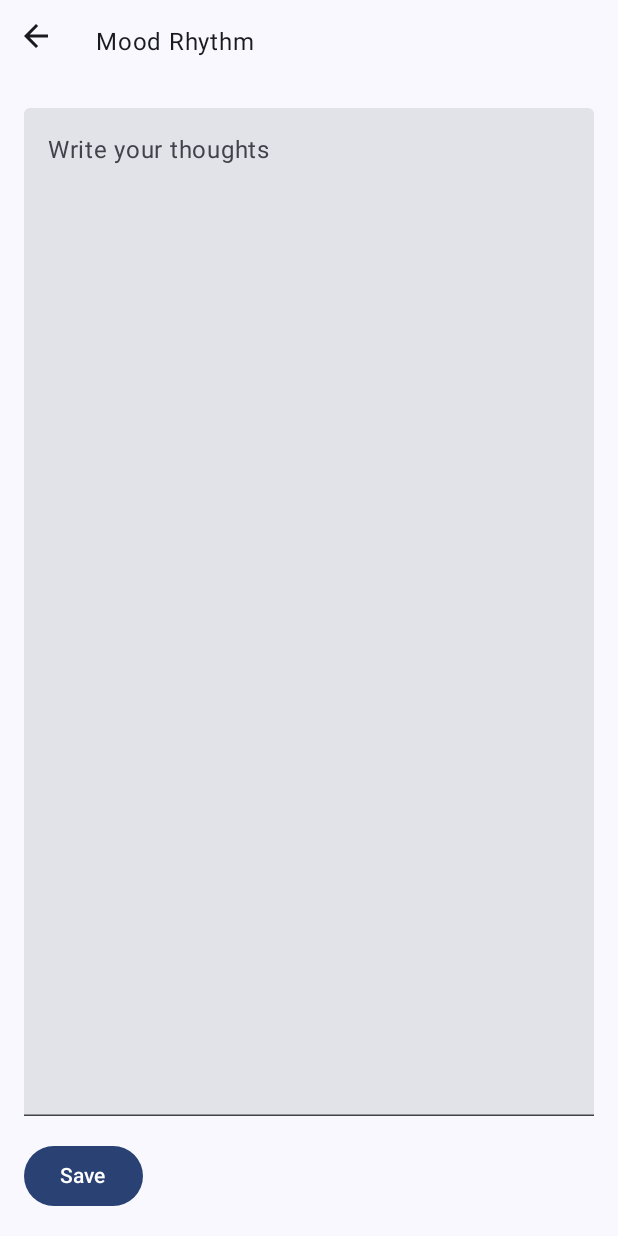
After one commit to pabloboo/MoodRhythm, an Android app built with Jetpack Compose: the JournalActivity screen opened directly, with no data from a screen before it, on a phone screen of 412 x 824 dp. The commit adds this screen. Run offline under Robolectric (Android 15) with nearby library versions, the phone set to English and light mode, and no system bars; our stand-ins replace Dagger/Hilt's generated code.

Commit message:
Journal screen

```diff
--- /dev/null
+++ b/app/src/main/java/com/moodrhythm/stats/JournalActivity.kt
@@ -0,0 +1,128 @@
+package com.moodrhythm.stats
+
+import android.app.Activity
+import android.content.Intent
+import android.os.Bundle
+import androidx.activity.ComponentActivity
+import androidx.activity.compose.setContent
+import androidx.activity.enableEdgeToEdge
+import androidx.compose.foundation.layout.Column
+import androidx.compose.foundation.layout.fillMaxSize
+import androidx.compose.foundation.layout.fillMaxWidth
+import androidx.compose.foundation.layout.imePadding
+import androidx.compose.foundation.layout.padding
+import androidx.compose.material3.Button
+import androidx.compose.material3.ButtonDefaults
+import androidx.compose.material3.MaterialTheme
+import androidx.compose.material3.Scaffold
+import androidx.compose.material3.SnackbarHost
+import androidx.compose.material3.SnackbarHostState
+import androidx.compose.material3.Text
+import androidx.compose.material3.TextField
+import androidx.compose.runtime.Composable
+import androidx.compose.runtime.LaunchedEffect
+import androidx.compose.runtime.getValue
+import androidx.compose.runtime.mutableStateOf
+import androidx.compose.runtime.remember
+import androidx.compose.runtime.rememberCoroutineScope
+import androidx.compose.runtime.setValue
+import androidx.compose.ui.Modifier
+import androidx.compose.ui.platform.LocalContext
+import androidx.compose.ui.tooling.preview.Preview
+import androidx.compose.ui.unit.dp
+import androidx.core.content.ContextCompat.getString
+import com.moodrhythm.R
+import com.moodrhythm.ui.theme.MoodRhythmTheme
+import com.moodrhythm.utils.CustomAppBar
+import com.moodrhythm.utils.MockSharedPreferences
+import com.moodrhythm.utils.SharedPrefsConstants.JOURNAL_TEXT
+import com.moodrhythm.utils.SharedPrefsHelper
+import com.moodrhythm.utils.SharedPrefsHelperImpl
+import dagger.hilt.android.AndroidEntryPoint
+import kotlinx.coroutines.launch
+import javax.inject.Inject
+
+@AndroidEntryPoint
+class JournalActivity : ComponentActivity() {
+
+    @Inject
+    lateinit var sharedPreferencesHelper: SharedPrefsHelper
+
+    override fun onCreate(savedInstanceState: Bundle?) {
+        super.onCreate(savedInstanceState)
+        enableEdgeToEdge()
+        setContent {
+            MoodRhythmTheme {
+                JournalScreen(this, sharedPreferencesHelper)
+            }
+        }
+    }
+}
+
+@Composable
+fun JournalScreen(activity: Activity, sharedPreferencesHelper: SharedPrefsHelper) {
+    Scaffold(modifier = Modifier.fillMaxSize()) { innerPadding ->
+        Column (Modifier.padding(innerPadding)) {
+            CustomAppBar(
+                onBackClick = {
+                    val intent = Intent(activity, StatsActivity::class.java)
+                    activity.startActivity(intent)
+                }
+            )
+            JournalContent(sharedPreferencesHelper)
+        }
+    }
+}
+
+@Composable
+fun JournalContent(sharedPreferencesHelper: SharedPrefsHelper) {
+    val context = LocalContext.current
+    val coroutineScope = rememberCoroutineScope()
+    var journalText by remember { mutableStateOf("") }
+    val snackbarHostState = remember { SnackbarHostState() }
+
+    LaunchedEffect(Unit) {
+        journalText = sharedPreferencesHelper.getSharedPreferencesValueString(JOURNAL_TEXT)
+    }
+
+    Column(modifier = Modifier
+        .imePadding()
+        .fillMaxSize()
+        .padding(16.dp)
+    ) {
+        TextField(
+            value = journalText,
+            onValueChange = { journalText = it },
+            modifier = Modifier.fillMaxWidth().weight(1f),
+            label = { Text(getString(context, R.string.write_your_thoughts)) }
+        )
+
+        Button(
+            onClick = {
+                sharedPreferencesHelper.setSharedPreferencesValueString(JOURNAL_TEXT, journalText)
+                coroutineScope.launch {
+                    snackbarHostState.showSnackbar(getString(context, R.string.saved))
+                }
+            },
+            modifier = Modifier.padding(top = 16.dp),
+            colors = ButtonDefaults.buttonColors(
+                containerColor = MaterialTheme.colorScheme.primary,
+                contentColor = MaterialTheme.colorScheme.onPrimary
+            )
+        ) {
+            Text(getString(context, R.string.save))
+        }
+
+        SnackbarHost(snackbarHostState)
+    }
+}
+
+@Preview(showBackground = true)
+@Composable
+fun GreetingPreview2() {
+    MoodRhythmTheme {
+        val mockSharedPreferences = MockSharedPreferences()
+        val sharedPreferencesHelper = SharedPrefsHelperImpl(mockSharedPreferences)
+        JournalScreen(JournalActivity(), sharedPreferencesHelper)
+    }
+}
--- a/app/src/main/java/com/moodrhythm/utils/SharedPrefsConstants.kt
+++ b/app/src/main/java/com/moodrhythm/utils/SharedPrefsConstants.kt
@@ -5,4 +5,5 @@ object SharedPrefsConstants {
 
     const val LANGUAGE = "language"
     const val CURRENT_DAY_EMOTION_ID = "current_day_emotion_id" // See also: SharedPrefsFunctions.getCurrentDayEmotionIdKey
+    const val JOURNAL_TEXT = "journal_text"
 }
--- a/app/src/main/res/values/strings.xml
+++ b/app/src/main/res/values/strings.xml
@@ -24,4 +24,8 @@
     <string name="pie_chart">Pie chart</string>
     <string name="dot_chart">Dot chart</string>
     <string name="todays_mood_is">Today\'s mood is</string>
+    <string name="save">Save</string>
+    <string name="write_your_thoughts">Write your thoughts</string>
+    <string name="saved">Saved</string>
+    <string name="journal">Journal</string>
 </resources>
```
Also changed, not shown: app/src/main/AndroidManifest.xml (+9 -1 lines), app/src/main/java/com/moodrhythm/stats/StatsActivity.kt (+10 -0 lines), 1 other file.
